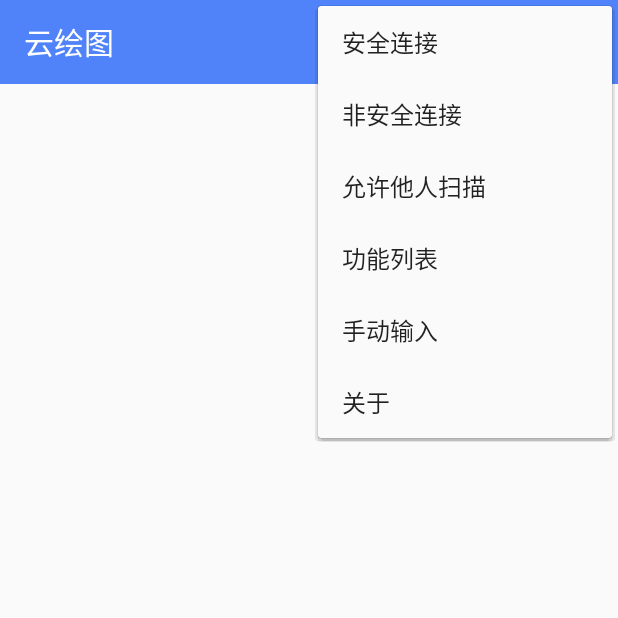
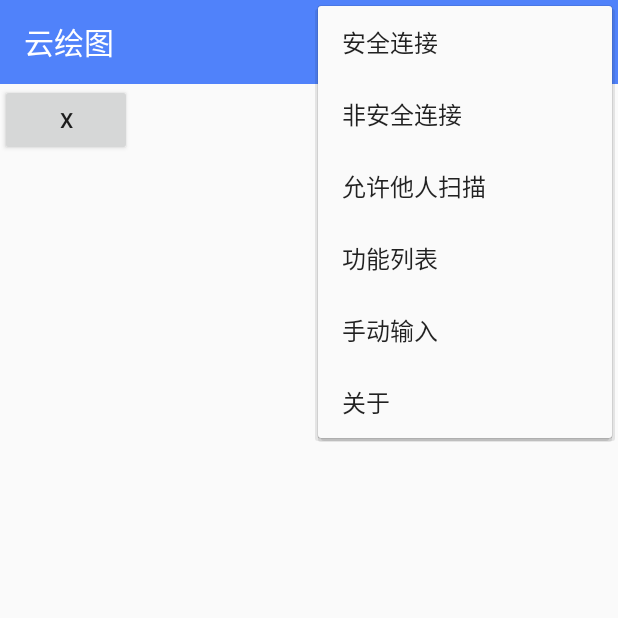
Before and after one commit to lfkdsk/BlueToothDraw, an Android app: the screen it shows after launch (BluetoothChat), with the options menu open, on a phone screen of 412 x 824 dp, the top half of it. Run offline under Robolectric (Android 15) with nearby library versions, the light colour scheme and no system bars; libraries missing offline, so code that uses them is left out: com.readystatesoftware.systembartint; 4 statements that could not run were skipped.

Commit message:
Update clean Button

```diff
--- a/app/src/main/java/com/lfk/bluetoothc/BluetoothChatService.java
+++ b/app/src/main/java/com/lfk/bluetoothc/BluetoothChatService.java
@@ -25,6 +25,8 @@ import android.os.Bundle;
 import android.os.Handler;
 import android.os.Message;
 import android.util.Log;
+
+import com.lfk.bluetoothc.PaintView.PaintView;
 
 import java.io.IOException;
 import java.io.InputStream;
@@ -464,6 +466,7 @@ public class BluetoothChatService {
                 } catch (IOException e) {
                     Log.e(TAG, "disconnected", e);
                     connectionLost();
+                    PaintView.IsEditting = false;
                     // Start the service over to restart listening mode
                     BluetoothChatService.this.start();
                     break;
--- a/app/src/main/java/com/lfk/bluetoothc/PaintView/PaintView.java
+++ b/app/src/main/java/com/lfk/bluetoothc/PaintView/PaintView.java
@@ -86,7 +86,7 @@ public class PaintView extends View {
 	private boolean IsShowing = false;
 	private boolean IsFirstOpen = true;
 	private boolean AddPicTure = false;
-	private boolean IsEditting = false;
+	public static boolean IsEditting = false;
     private long Touch_Down_Time;
     private long Touch_Up_Time;
     private OnPathListener listener;
--- a/app/src/main/res/layout/main.xml
+++ b/app/src/main/res/layout/main.xml
@@ -15,4 +15,10 @@
         android:layout_below="@+id/main_toolbar"
         android:layout_width="match_parent"
         android:layout_height="match_parent" />
+    <Button
+        android:layout_below="@+id/main_toolbar"
+        android:text="X"
+        android:id="@+id/clear"
+        android:layout_width="wrap_content"
+        android:layout_height="wrap_content" />
 </RelativeLayout>
```
Also changed, not shown: app/src/main/java/com/lfk/bluetoothc/BluetoothChat.java (+12 -3 lines).
